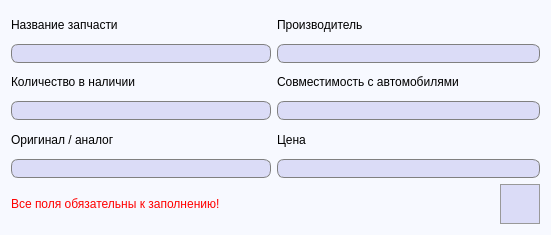
Old version of the form src/app/view/AddSparePart.ui in the repository FediiBohdan/TechService.
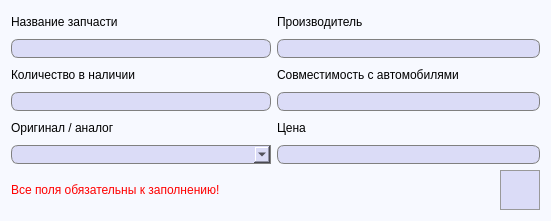
New version of the form. Icons and pictures are not drawn.

```diff
--- a/src/app/view/AddSparePart.ui
+++ b/src/app/view/AddSparePart.ui
@@ -7,7 +7,7 @@
     <x>0</x>
     <y>0</y>
     <width>551</width>
-    <height>235</height>
+    <height>221</height>
    </rect>
   </property>
   <property name="windowTitle">
@@ -107,29 +107,6 @@
        </property>
       </widget>
      </item>
-     <item row="5" column="0">
-      <widget class="QLineEdit" name="isOriginalLine">
-       <property name="minimumSize">
-        <size>
-         <width>260</width>
-         <height>0</height>
-        </size>
-       </property>
-       <property name="font">
-        <font>
-         <pointsize>10</pointsize>
-        </font>
-       </property>
-       <property name="styleSheet">
-        <string notr="true">QLineEdit {
-	border: 1px solid gray;
-    border-radius: 7px;
-    background-color: #dbdcf7;
-	padding-left: 3px;
-}</string>
-       </property>
-      </widget>
-     </item>
      <item row="6" column="2">
       <widget class="QPushButton" name="createSparePartButton">
        <property name="minimumSize">
@@ -313,6 +290,24 @@
        </property>
       </widget>
      </item>
+     <item row="5" column="0">
+      <widget class="QComboBox" name="isOriginalComboBox">
+       <property name="font">
+        <font>
+         <pointsize>10</pointsize>
+        </font>
+       </property>
+       <property name="styleSheet">
+        <string notr="true">QComboBox {
+	border: 1px solid gray;
+    border-top-left-radius: 7px;
+	border-bottom-left-radius: 7px;
+    background-color: #dbdcf7;
+	padding-left: 6px;
+}</string>
+       </property>
+      </widget>
+     </item>
     </layout>
    </item>
   </layout>
```
Left out of the diff: 5 changed lines with no effect on the pictures.
